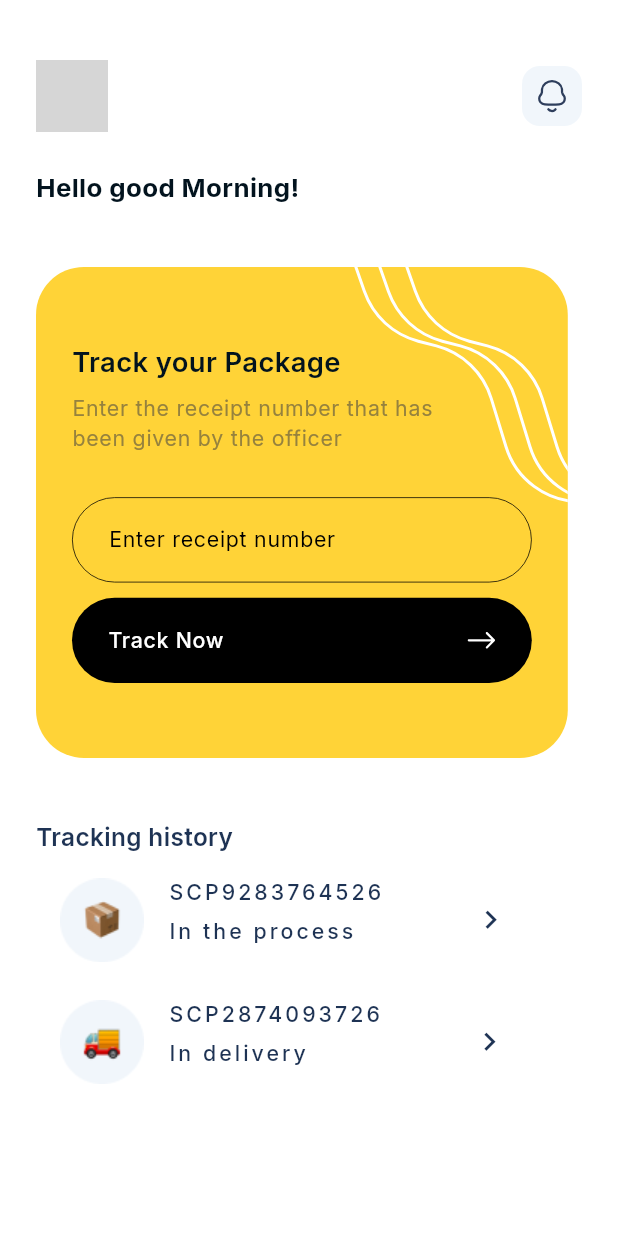
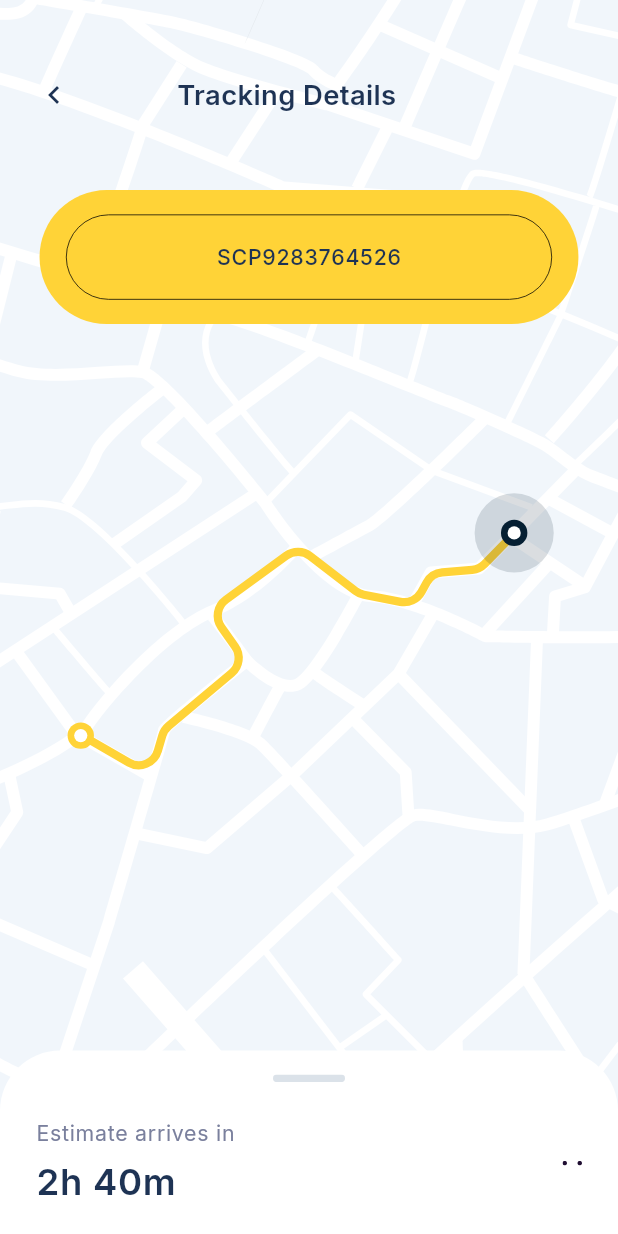
Before and after one commit to akinwolemiwa/prestmit_app, a Flutter app: the YourOrders screen opened by its route, after a tap on "SCP9283764526", on a phone screen of 412 x 824 dp. Run offline on Flutter 3.47's test engine with Material 3 defaults, Android fonts, the phone set to English and light mode, and no system bars; our stand-ins replace carousel_slider, flutter_screenutil, flutter_svg, google_fonts, persistent_bottom_nav_bar_v2; network calls fail; grey boxes are pictures that could not be loaded.

Commit message:
project done

```diff
--- a/lib/config/routes.dart
+++ b/lib/config/routes.dart
@@ -1,6 +1,7 @@
 import 'package:flutter/material.dart';
 import 'package:prestmit_app/nav.dart';
 import 'package:prestmit_app/views/home/home_screen.dart';
+import 'package:prestmit_app/views/home/tracking_details.dart';
 import 'package:prestmit_app/views/home/your_orders.dart';
 import 'package:prestmit_app/views/login.dart';
 import 'package:prestmit_app/views/splash_screen.dart';
@@ -47,6 +48,7 @@ class AppRoute {
   static const String nav = '/nav';
   static const String homescreen = '/home';
   static const String yourOrders = '/yourOrders';
+  static const String trackingDetails = '/trackingDetails';
 
   static Route<dynamic> generateRoute(RouteSettings settings) {
     switch (settings.name) {
@@ -75,6 +77,11 @@ class AppRoute {
           builder: (_) => const YourOrders(),
         );
 
+      case trackingDetails:
+        return PageViewTransition(
+          builder: (_) => const TrackingDetails(),
+        );
+
       default:
         return PageViewTransition(
           builder: (_) => Scaffold(
--- a/lib/customs/colors.dart
+++ b/lib/customs/colors.dart
@@ -9,4 +9,5 @@ class MyColors {
   static const Color lightGrey = Color(0xffE5F0FC);
   static const Color navGrey = Color(0xffF1F6FB);
   static const Color darkBlue = Color(0xff1E3354);
+  static const Color grey2 = Color(0xff7A809D);
 }
--- /dev/null
+++ b/lib/views/home/tracking_details.dart
@@ -0,0 +1,242 @@
+import 'package:flutter/material.dart';
+import 'package:flutter_screenutil/flutter_screenutil.dart';
+import 'package:flutter_svg/svg.dart';
+import 'package:google_fonts/google_fonts.dart';
+import 'package:prestmit_app/customs/colors.dart';
+import 'package:prestmit_app/widgets/details_widget.dart';
+import 'package:prestmit_app/widgets/history_widget.dart';
+
+class TrackingDetails extends StatelessWidget {
+  const TrackingDetails({super.key});
+
+  @override
+  Widget build(BuildContext context) {
+    return Scaffold(
+      backgroundColor: Color(0xffF1F6FB),
+      body: _buildBody(context),
+    );
+  }
+
+  Widget _buildBody(context) {
+    return Stack(
+      children: [
+        SizedBox(
+          width: 375.w,
+          child: SvgPicture.asset('assets/svg/map.svg', fit: BoxFit.fitWidth),
+        ),
+        Column(
+          children: [
+            Padding(
+              padding: const EdgeInsets.only(top: 50, left: 24, right: 24),
+              child: Row(
+                children: [
+                  GestureDetector(
+                    onTap: () {
+                      Navigator.pop(context);
+                    },
+                    child: const Icon(
+                      Icons.keyboard_arrow_left,
+                      color: MyColors.darkBlue,
+                    ),
+                  ),
+                  Padding(
+                    padding: const EdgeInsets.only(left: 70),
+                    child: Text(
+                      'Tracking Details',
+                      style: GoogleFonts.inter(
+                        fontSize: 18.sp,
+                        fontWeight: FontWeight.w600,
+                        color: MyColors.darkBlue,
+                      ),
+                    ),
+                  ),
+                ],
+              ),
+            ),
+            SizedBox(height: 50.h),
+            _trackId(),
+          ],
+        ),
+        _sheet()
+      ],
+    );
+  }
+
+  Widget _trackId() {
+    return Padding(
+      padding: const EdgeInsets.symmetric(horizontal: 24),
+      child: Stack(
+        alignment: Alignment.center,
+        children: [
+          Container(
+            height: 88.h,
+            width: 327.w,
+            decoration: BoxDecoration(
+              color: MyColors.mainYellow,
+              borderRadius: BorderRadius.circular(46),
+            ),
+          ),
+          Container(
+            padding: const EdgeInsets.symmetric(horizontal: 85),
+            height: 56.h,
+            width: 295.w,
+            decoration: BoxDecoration(
+              border: Border.all(color: Colors.black, width: 0.5),
+              color: Colors.transparent,
+              borderRadius: BorderRadius.circular(52),
+            ),
+            child: Align(
+              alignment: Alignment.center,
+              child: Text(
+                'SCP9283764526',
+                style: GoogleFonts.inter(
+                    fontSize: 14.sp,
+                    fontWeight: FontWeight.w500,
+                    color: MyColors.darkBlue,
+                    letterSpacing: 0.5),
+              ),
+            ),
+          ),
+        ],
+      ),
+    );
+  }
+
+  Widget _sheet() {
+    return DraggableScrollableSheet(
+      initialChildSize: 0.15,
+      minChildSize: 0.15,
+      maxChildSize: 0.85,
+      builder: (BuildContext context, ScrollController scrollController) {
+        return Container(
+          decoration: const BoxDecoration(
+            color: Colors.white,
+            borderRadius: BorderRadius.only(
+              topLeft: Radius.circular(40),
+              topRight: Radius.circular(40),
+            ),
+          ),
+          child: Padding(
+            padding: const EdgeInsets.symmetric(horizontal: 24),
+            child: ListView.builder(
+              controller: scrollController,
+              itemCount: 1,
+              itemBuilder: (BuildContext context, int index) {
+                return Column(
+                  crossAxisAlignment: CrossAxisAlignment.center,
+                  children: [
+                    Padding(
+                      padding: const EdgeInsets.only(top: 16, bottom: 24),
+                      child: SvgPicture.asset('assets/svg/line.svg'),
+                    ),
+                    Row(
+                      mainAxisAlignment: MainAxisAlignment.spaceBetween,
+                      children: [
+                        Column(
+                          crossAxisAlignment: CrossAxisAlignment.start,
+                          children: [
+                            Text(
+                              'Estimate arrives in',
+                              style: GoogleFonts.inter(
+                                fontSize: 14.sp,
+                                fontWeight: FontWeight.w400,
+                                color: MyColors.grey2,
+                                letterSpacing: 0.5,
+                              ),
+                            ),
+                            SizedBox(height: 5.h),
+                            Text(
+                              '2h 40m',
+                              style: GoogleFonts.inter(
+                                fontSize: 24.sp,
+                                fontWeight: FontWeight.w600,
+                                color: MyColors.darkBlue,
+                                letterSpacing: 0.5,
+                              ),
+                            ),
+                          ],
+                        ),
+                        SvgPicture.asset('assets/svg/dots.svg')
+                      ],
+                    ),
+                    SizedBox(height: 30.h),
+                    _details(),
+                    SizedBox(height: 24.h),
+                    _history(),
+                  ],
+                );
+              },
+            ),
+          ),
+        );
+      },
+    );
+  }
+
+  Widget _details() {
+    return Container(
+      width: 327.w,
+      decoration: BoxDecoration(
+        color: MyColors.mainYellow,
+        borderRadius: BorderRadius.circular(24),
+      ),
+      padding: const EdgeInsets.fromLTRB(24, 24, 24, 24),
+      child: const Column(
+        crossAxisAlignment: CrossAxisAlignment.start,
+        children: [
+          DetailsWidget(
+              text: 'Sukabumi, Indonesia',
+              subtext: 'No receipt : SCP7356382982'),
+          Padding(
+            padding: EdgeInsets.symmetric(vertical: 10),
+            child: Divider(color: Color(0xffedc127)),
+          ),
+          DetailsWidget(text: '2,500 USD', subtext: 'Postal Fee'),
+          Padding(
+            padding: EdgeInsets.symmetric(vertical: 10),
+            child: Divider(color: Color(0xffedc127)),
+          ),
+          DetailsWidget(text: 'Bali, Indonesia', subtext: 'Parcel, 24kg'),
+        ],
+      ),
+    );
+  }
+
+  Widget _history() {
+    return Column(
+      crossAxisAlignment: CrossAxisAlignment.start,
+      children: [
+        Text(
+          'History',
+          style: GoogleFonts.inter(
+              fontSize: 16.sp,
+              fontWeight: FontWeight.w600,
+              color: MyColors.darkBlue,
+              letterSpacing: 0.5),
+        ),
+        SizedBox(height: 24.h),
+        const HistoryWidget(
+          image: 'assets/png/his1.png',
+          text: 'In Delivery',
+          subtext: 'Bali, Indonesia',
+          time: '00.00 PM',
+        ),
+        SizedBox(height: 35.h),
+        const HistoryWidget(
+          image: 'assets/png/his2.png',
+          text: 'In Delivery',
+          subtext: 'Jakarta, Indonesia',
+          time: '21.00 PM',
+        ),
+        SizedBox(height: 35.h),
+        const HistoryWidget(
+          image: 'assets/png/his3.png',
+          text: 'Send Form Sukabumi',
+          subtext: 'Sukabumi, Indonesia',
+          time: '19.00 PM',
+        ),
+        SizedBox(height: 35.h),
+      ],
+    );
+  }
+}
--- a/lib/views/home/your_orders.dart
+++ b/lib/views/home/your_orders.dart
@@ -2,7 +2,9 @@ import 'package:flutter/material.dart';
 import 'package:flutter_screenutil/flutter_screenutil.dart';
 import 'package:flutter_svg/flutter_svg.dart';
 import 'package:google_fonts/google_fonts.dart';
+import 'package:persistent_bottom_nav_bar_v2/persistent-tab-view.dart';
 import 'package:prestmit_app/customs/colors.dart';
+import 'package:prestmit_app/views/home/tracking_details.dart';
 import 'package:prestmit_app/widgets/tracking_widgets.dart';
 
 class YourOrders extends StatelessWidget {
@@ -12,11 +14,11 @@ class YourOrders extends StatelessWidget {
   Widget build(BuildContext context) {
     return Scaffold(
       backgroundColor: Colors.white,
-      body: _buildBody(),
+      body: _buildBody(context),
     );
   }
 
-  Widget _buildBody() {
+  Widget _buildBody(context) {
     return SingleChildScrollView(
       child: Column(
         crossAxisAlignment: CrossAxisAlignment.start,
@@ -52,7 +54,7 @@ class YourOrders extends StatelessWidget {
           ),
           SizedBox(height: 40.h),
           _package(),
-          _trackingHistory()
+          _trackingHistory(context)
         ],
       ),
     );
@@ -153,7 +155,7 @@ class YourOrders extends StatelessWidget {
     );
   }
 
-  Widget _trackingHistory() {
+  Widget _trackingHistory(context) {
     return Padding(
       padding: const EdgeInsets.symmetric(horizontal: 24),
       child: Column(
@@ -170,7 +172,14 @@ class YourOrders extends StatelessWidget {
           ),
           SizedBox(height: 16.h),
           TrackingWidgets(
-            onPressed: () {},
+            onPressed: () {
+              pushNewScreen(
+                context,
+                withNavBar: false,
+                pageTransitionAnimation: PageTransitionAnimation.fade,
+                screen: const TrackingDetails(),
+              );
+            },
             text: 'SCP9283764526',
             subtext: 'In the process',
             svgs: 'assets/png/process.png',
--- /dev/null
+++ b/lib/widgets/details_widget.dart
@@ -0,0 +1,38 @@
+import 'package:flutter/material.dart';
+import 'package:flutter_screenutil/flutter_screenutil.dart';
+import 'package:google_fonts/google_fonts.dart';
+import 'package:prestmit_app/customs/colors.dart';
+
+class DetailsWidget extends StatelessWidget {
+  final String text;
+  final String subtext;
+  const DetailsWidget({super.key, required this.text, required this.subtext});
+
+  @override
+  Widget build(BuildContext context) {
+    return Column(
+      crossAxisAlignment: CrossAxisAlignment.start,
+      children: [
+        Text(
+          text,
+          style: GoogleFonts.inter(
+            fontSize: 16.sp,
+            fontWeight: FontWeight.w600,
+            color: MyColors.darkBlue,
+            letterSpacing: 0.5,
+          ),
+        ),
+        SizedBox(height: 8.h),
+        Text(
+          subtext,
+          style: GoogleFonts.inter(
+            fontSize: 12.sp,
+            fontWeight: FontWeight.w400,
+            color: MyColors.gold,
+            letterSpacing: 0.5,
+          ),
+        ),
+      ],
+    );
+  }
+}
--- /dev/null
+++ b/lib/widgets/history_widget.dart
@@ -0,0 +1,70 @@
+import 'package:flutter/material.dart';
+import 'package:flutter_screenutil/flutter_screenutil.dart';
+import 'package:google_fonts/google_fonts.dart';
+import 'package:prestmit_app/customs/colors.dart';
+
+class HistoryWidget extends StatelessWidget {
+  final String image;
+  final String text;
+  final String subtext;
+  final String time;
+  const HistoryWidget(
+      {super.key,
+      required this.image,
+      required this.text,
+      required this.subtext,
+      required this.time});
+
+  @override
+  Widget build(BuildContext context) {
+    return Row(
+      mainAxisAlignment: MainAxisAlignment.spaceBetween,
+      children: [
+        Row(
+          children: [
+            SizedBox(
+              height: 56.h,
+              width: 56.w,
+              child: Image.asset(
+                image,
+                fit: BoxFit.contain,
+              ),
+            ),
+            Padding(
+              padding: const EdgeInsets.only(left: 16),
+              child: Column(
+                crossAxisAlignment: CrossAxisAlignment.start,
+                children: [
+                  Text(
+                    text,
+                    style: GoogleFonts.inter(
+                        fontSize: 14.sp,
+                        fontWeight: FontWeight.w600,
+                        color: MyColors.darkBlue,
+                        letterSpacing: 0.5),
+                  ),
+                  Text(
+                    subtext,
+                    style: GoogleFonts.inter(
+                        fontSize: 14.sp,
+                        fontWeight: FontWeight.w400,
+                        color: MyColors.grey2,
+                        letterSpacing: 0.5),
+                  ),
+                ],
+              ),
+            ),
+          ],
+        ),
+        Text(
+          time,
+          style: GoogleFonts.inter(
+              fontSize: 12.sp,
+              fontWeight: FontWeight.w400,
+              color: MyColors.grey2,
+              letterSpacing: 0.5),
+        ),
+      ],
+    );
+  }
+}
```
Also changed, not shown: assets/png/his1.png (added), assets/png/his2.png (added), assets/png/his3.png (added), assets/png/map.png (added), assets/svg/dots.svg (added), assets/svg/line.svg (added), assets/svg/map.svg (added).
